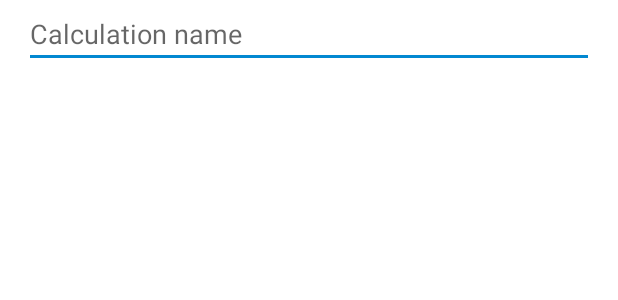
After one commit to BMU-Pervin/CustomsTaxesCalculator, an Android app: the layout dialog_save_calculate.xml on its own in the app's theme, with its tools: preview values and no code run, on a phone screen of 412 x 824 dp. The commit adds this screen. Shown: the top 300 px of the screen. Run offline under Robolectric (Android 15) with nearby library versions, the phone set to English and light mode, and no system bars; Roboto replaces fonts that are not available here.

Commit message:
Added SaveDialog.kt and implemented data transfer logic.

```diff
--- a/app/src/main/java/az/squareroot/customstaxescalc/ui/calculate/CalculateViewModel.kt
+++ b/app/src/main/java/az/squareroot/customstaxescalc/ui/calculate/CalculateViewModel.kt
@@ -54,6 +54,10 @@ class CalculateViewModel : ViewModel() {
 
     var massUnit = MutableLiveData<MassUnit>().apply {
         value = MassUnit.KG
+    }
+
+    var name = MutableLiveData<String>().apply {
+        value = null
     }
 
     fun calculate(itemPrice: Double, usedLimit: Double, cargoPrice: Double) {
--- /dev/null
+++ b/app/src/main/res/layout/dialog_save_calculate.xml
@@ -0,0 +1,19 @@
+<?xml version="1.0" encoding="utf-8"?>
+<LinearLayout xmlns:android="http://schemas.android.com/apk/res/android"
+    android:layout_width="match_parent"
+    android:layout_height="match_parent"
+    android:orientation="vertical"
+    android:paddingBottom="8dp"
+    android:paddingEnd="16dp"
+    android:paddingStart="16dp">
+
+    <EditText
+        android:id="@+id/input_text_dialog_calculation_name"
+        android:layout_gravity="center"
+        android:layout_width="match_parent"
+        android:layout_height="wrap_content"
+        android:autofillHints="@string/label_dialog_hint_calculation_name"
+        android:hint="@string/label_dialog_hint_calculation_name"
+        android:inputType="text"
+        android:textSize="18sp" />
+</LinearLayout>
--- a/app/src/main/res/values/strings.xml
+++ b/app/src/main/res/values/strings.xml
@@ -28,6 +28,12 @@
     <string name="label_total">Total: %1$.2f ₼</string>
     <string name="label_total_price_to_pay">Total Price to Pay: %1$.2f ₼</string>
     <string name="label_cargo_price">Cargo price: %1$.2f $</string>
+    <string name="label_dialog_save_calculation">Calculation name</string>
+    <string name="label_dialog_save_calculation_message">Enter name for calculation</string>
+    <string name="label_dialog_save_calculation_save">Save</string>
+    <string name="label_dialog_save_calculation_cancel">Cancel</string>
+    <string name="label_dialog_hint_calculation_name">Calculation name</string>
+    <string name="snackbar_dialog_error">You entered unsupported name.</string>
     <string name="toast_unselected_carrier">You need to select a carrier for calculation.</string>
     <string name="button_calculate">Calculate</string>
     <string name="menu_item_settings">Settings</string>
```
Also changed, not shown: app/src/main/java/az/squareroot/customstaxescalc/ui/calculate/CalculateFragment.kt (+38 -4 lines), app/src/main/java/az/squareroot/customstaxescalc/ui/calculate/SaveDialog.kt (added, +50 -0 lines).
